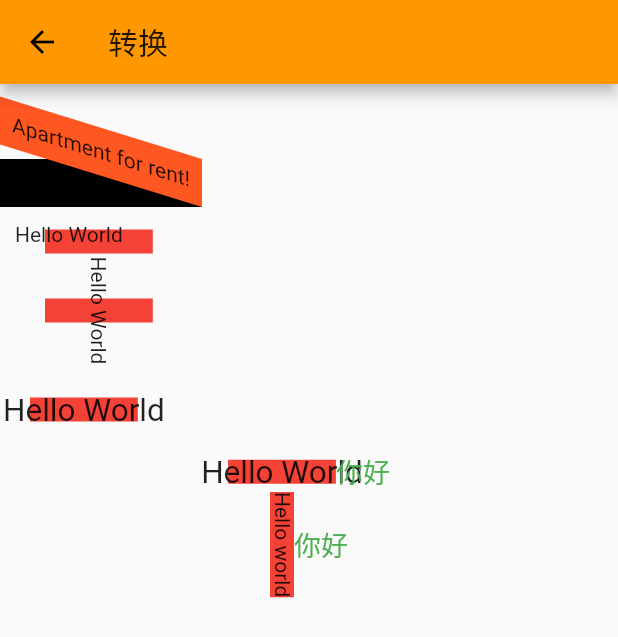
After one commit to SnowJun/flutter_study, a Flutter app: the ContainerHomePage screen opened by its route, after a tap on "TransformPage", on a phone screen of 412 x 824 dp. The commit adds this screen. Shown: the top 637 px of the screen. Run offline on Flutter 3.47's test engine with Material 2 defaults, Android fonts, the phone set to English and light mode, and no system bars.

Commit message:
Decorate、Container、Transform

```diff
--- a/lib/container/container_home_page.dart
+++ b/lib/container/container_home_page.dart
@@ -1,6 +1,6 @@
 import 'package:flutter/material.dart';
 
-class ContainerHomePage extends StatelessWidget{
+class ContainerHomePage extends StatelessWidget {
   @override
   Widget build(BuildContext context) {
     return Scaffold(
@@ -25,9 +25,30 @@ class ContainerHomePage extends StatelessWidget{
                   Navigator.of(context).pushNamed("constrainedbox_page");
                 }),
           ),
+          Padding(
+            padding: EdgeInsets.all(10.0),
+            child: RaisedButton(
+                child: Text("DecoratedBox"),
+                onPressed: () {
+                  Navigator.of(context).pushNamed("decoratedbox_page");
+                }),
+          ),
+          Padding(
+            padding: EdgeInsets.all(10.0),
+            child: RaisedButton(
+                child: Text("TransformPage"),
+                onPressed: () {
+                  Navigator.of(context).pushNamed("transformPage_page");
+                }),
+          ),
+          Padding(
+            padding: EdgeInsets.all(10.0),
+            child: RaisedButton(child: Text("Container"),onPressed: () {
+              Navigator.of(context).pushNamed("container_page");
+            }),
+          )
         ],
       ),
     );
   }
-
 }
--- /dev/null
+++ b/lib/container/transform.dart
@@ -0,0 +1,97 @@
+import 'package:flutter/material.dart';
+import 'dart:math' as math;
+
+class TransformPage extends StatelessWidget {
+  @override
+  Widget build(BuildContext context) {
+    return Scaffold(
+      appBar: AppBar(
+        title: Text("转换"),
+      ),
+      body: Column(
+        crossAxisAlignment: CrossAxisAlignment.start,
+        children: <Widget>[
+          Container(
+            height: 50,
+          ),
+          Container(
+            color: Colors.black,
+            child: Transform(
+              alignment: Alignment.topRight,
+              transform: Matrix4.skewY(0.3),
+              child: Container(
+                padding: const EdgeInsets.all(8.0),
+                color: Colors.deepOrange,
+                child: const Text("Apartment for rent!"),
+              ),
+            ),
+          ),
+          Container(
+            padding: EdgeInsets.only(left: 30.0, top: 15.0),
+            child: DecoratedBox(
+              decoration: BoxDecoration(color: Colors.red),
+              child: Transform.translate(
+                offset: Offset(-20.0, -5.0),
+                child: Text("Hello World"),
+              ),
+            ),
+          ),
+          Container(
+            padding: EdgeInsets.all(30.0),
+            child: DecoratedBox(
+              decoration: BoxDecoration(color: Colors.red),
+              child: Transform.rotate(
+                angle: math.pi / 2,
+                child: Text("Hello World"),
+              ),
+            ),
+          ),
+          Container(
+            padding: EdgeInsets.all(20.0),
+            child: DecoratedBox(
+              decoration: BoxDecoration(color: Colors.red),
+              child: Transform.scale(
+                scale: 1.5,
+                child: Text("Hello World"),
+              ),
+            ),
+          ),
+          Row(
+            //Transform的变换是应用在绘制阶段，而并不是应用在布局(layout)阶段，所以无论对子组件应用何种变化，其占用空间的大小和在屏幕上的位置都是固定不变的，因为这些是在布局阶段就确定的,由于第一个Text应用变换(放大)后，其在绘制时会放大，但其占用的空间依然为红色部分，所以第二个Text会紧挨着红色部分，最终就会出现文字重合
+            mainAxisAlignment: MainAxisAlignment.center,
+            children: <Widget>[
+              DecoratedBox(
+                decoration: BoxDecoration(color: Colors.red),
+                child: Transform.scale(
+                  scale: 1.5,
+                  child: Text("Hello World"),
+                ),
+              ),
+              Text(
+                "你好",
+                style: TextStyle(color: Colors.green, fontSize: 18.0),
+              )
+            ],
+          ),
+          Row(
+            mainAxisAlignment: MainAxisAlignment.center,
+            children: <Widget>[
+              DecoratedBox(
+                decoration: BoxDecoration(color: Colors.red),
+                //将Transform.rotate换成RotatedBox
+                child: RotatedBox(
+                  quarterTurns: 1, //旋转90度(1/4圈)
+                  child: Text("Hello world"),
+                ),
+              ),
+              Text(
+                "你好",
+                style: TextStyle(color: Colors.green, fontSize: 18.0),
+              )
+            ],
+          )
+        ],
+      ),
+    );
+  }
+}
--- a/lib/main.dart
+++ b/lib/main.dart
@@ -13,8 +13,11 @@ import 'package:flutter_app/textlayout/InputFormPage.dart';
 import 'package:flutter_app/textlayout/WrapPage.dart';
 
 import 'container/constrainedbox.dart';
+import 'container/container.dart';
 import 'container/container_home_page.dart';
+import 'container/decorated_box.dart';
 import 'container/padding.dart';
+import 'container/transform.dart';
 
 void main() => runApp(MyApp());
 
@@ -53,6 +56,9 @@ class MyApp extends StatelessWidget {
         "container_home_page":(context)=>new ContainerHomePage(),
         "padding_page":(context)=>new PaddingPage(),
         "constrainedbox_page":(context)=>new ConstrainedBoxPage(),
+        "decoratedbox_page":(context)=>new DecoratedBoxPage(),
+        "transformPage_page":(context)=>new TransformPage(),
+        "container_page":(context)=>new ContainerPage(),
 
       },
     );
```
Also changed, not shown: lib/container/container.dart (added, +61 -0 lines), lib/container/decorated_box.dart (added, +35 -0 lines).
